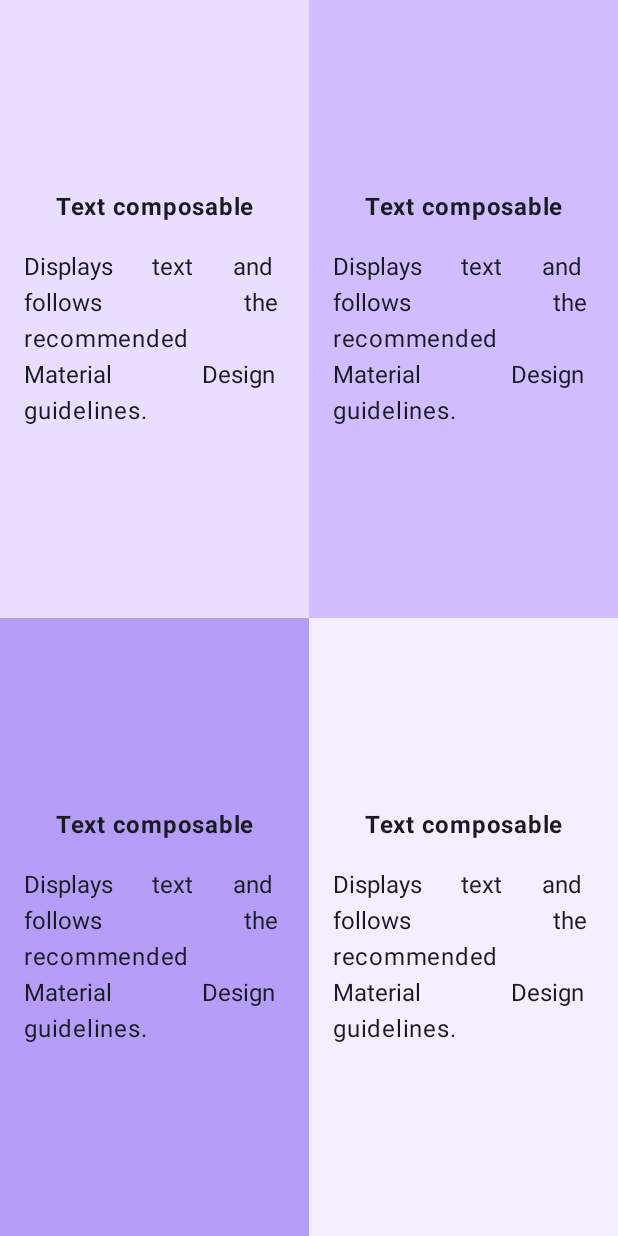
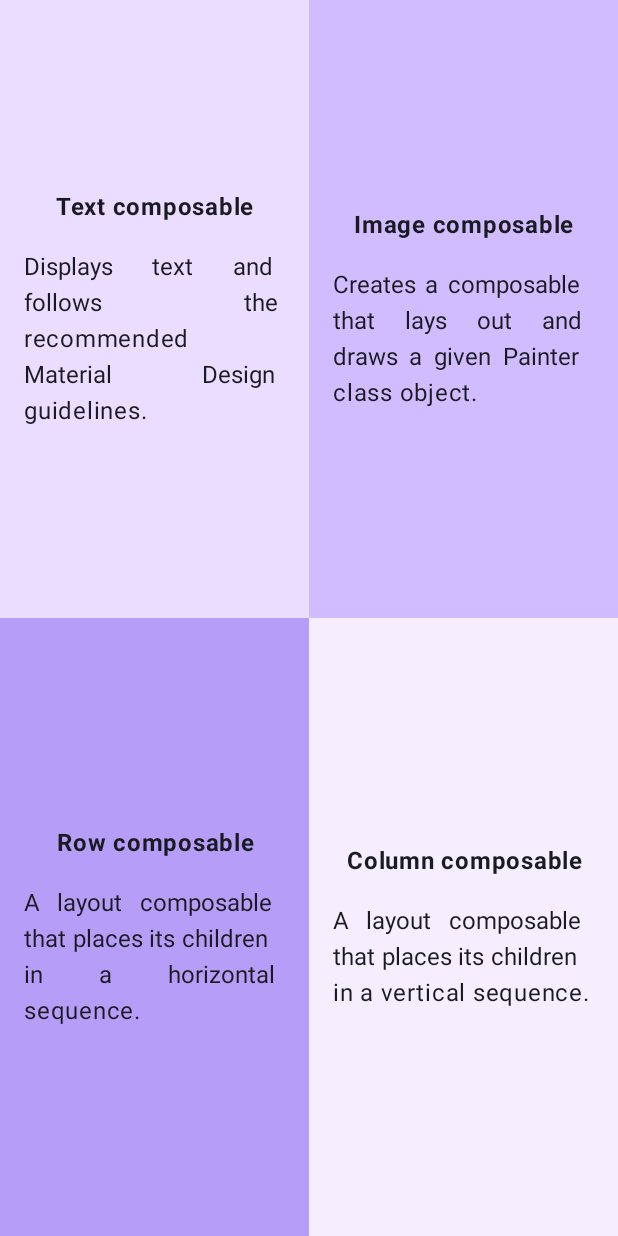
Before and after one commit to MilesEDev/cloneAndroidRepo, an Android app built with Jetpack Compose: the screen it shows after launch (MainActivity), on a phone screen of 412 x 824 dp. Run offline under Robolectric (Android 15) with nearby library versions, the phone set to English and light mode, and no system bars.

Commit message:
correct text added for quadrants

```diff
--- a/Quadrants/app/src/main/java/com/example/quadrants/MainActivity.kt
+++ b/Quadrants/app/src/main/java/com/example/quadrants/MainActivity.kt
@@ -98,12 +98,12 @@ fun MainPage(modifier: Modifier = Modifier) {
                 .padding(16.dp))
 
             {
-                Column() {
+                Column(verticalArrangement = Arrangement.Center, modifier = Modifier.fillMaxHeight()) {
                     Box(contentAlignment = Alignment.Center, modifier = Modifier.fillMaxWidth()) {
                         Text(
 
 
-                            text = "Text composable",
+                            text = "Image composable",
 
                             fontWeight = Bold,
                             textAlign = TextAlign.Center,
@@ -115,7 +115,10 @@ fun MainPage(modifier: Modifier = Modifier) {
                     Text(
 
                         text =
-                        "Displays text and follows the recommended Material Design guidelines.",
+                        "Creates a composable that lays out and draws " +
+                                "a given Painter class object.",
+
+
                         textAlign = TextAlign.Justify
                     )
                 }
@@ -146,7 +149,7 @@ fun MainPage(modifier: Modifier = Modifier) {
                         Text(
 
 
-                            text = "Text composable",
+                            text = "Row composable",
 
                             fontWeight = Bold,
                             textAlign = TextAlign.Center,
@@ -158,7 +161,7 @@ fun MainPage(modifier: Modifier = Modifier) {
                     Text(
 
                         text =
-                        "Displays text and follows the recommended Material Design guidelines.",
+                        "A layout composable that places its children in a horizontal sequence.",
                         textAlign = TextAlign.Justify
                     )
                 }
@@ -181,7 +184,7 @@ fun MainPage(modifier: Modifier = Modifier) {
                         Text(
 
 
-                            text = "Text composable",
+                            text = "Column composable",
 
                             fontWeight = Bold,
                             textAlign = TextAlign.Center,
@@ -193,7 +196,7 @@ fun MainPage(modifier: Modifier = Modifier) {
                     Text(
 
                         text =
-                        "Displays text and follows the recommended Material Design guidelines.",
+                        "A layout composable that places its children in a vertical sequence.",
                         textAlign = TextAlign.Justify
                     )
                 }
```
